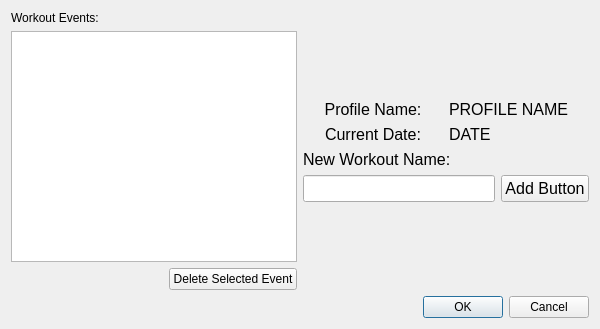
The window that WorkoutWindow.ui (martina3203/MikeysApplication) describes before a commit, drawn with Qt 5.
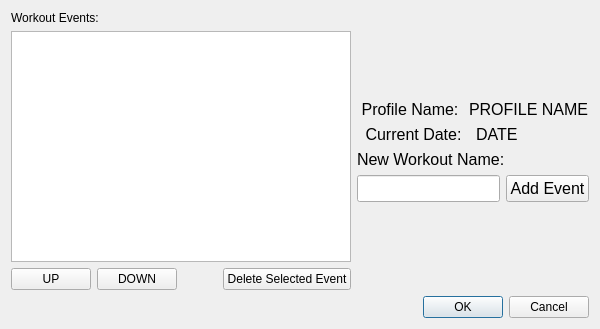
The same window after the commit.

Patch:
```diff
--- a/WorkoutWindow.ui
+++ b/WorkoutWindow.ui
@@ -47,6 +47,20 @@
          </item>
          <item>
           <layout class="QHBoxLayout" name="ListButtonLayout">
+           <item>
+            <widget class="QPushButton" name="UpButton">
+             <property name="text">
+              <string>UP</string>
+             </property>
+            </widget>
+           </item>
+           <item>
+            <widget class="QPushButton" name="DownButton">
+             <property name="text">
+              <string>DOWN</string>
+             </property>
+            </widget>
+           </item>
            <item>
             <spacer name="horizontalSpacer">
              <property name="orientation">
@@ -182,7 +196,7 @@
               </font>
              </property>
              <property name="text">
-              <string>Add Button</string>
+              <string>Add Event</string>
              </property>
             </widget>
            </item>
```
